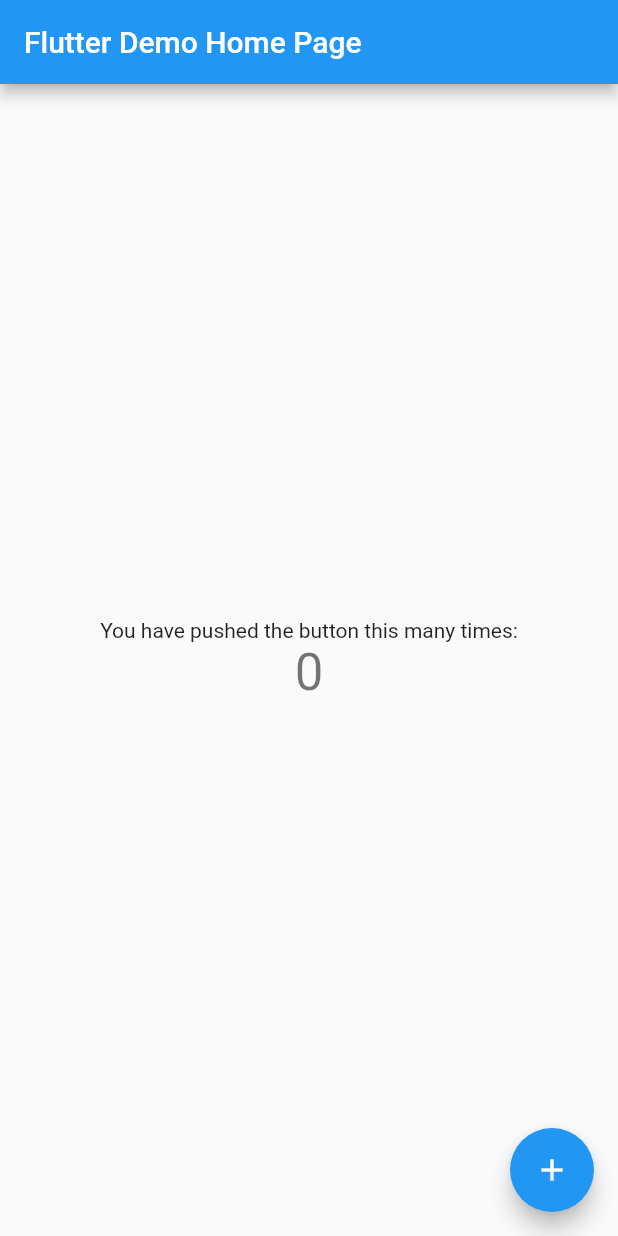
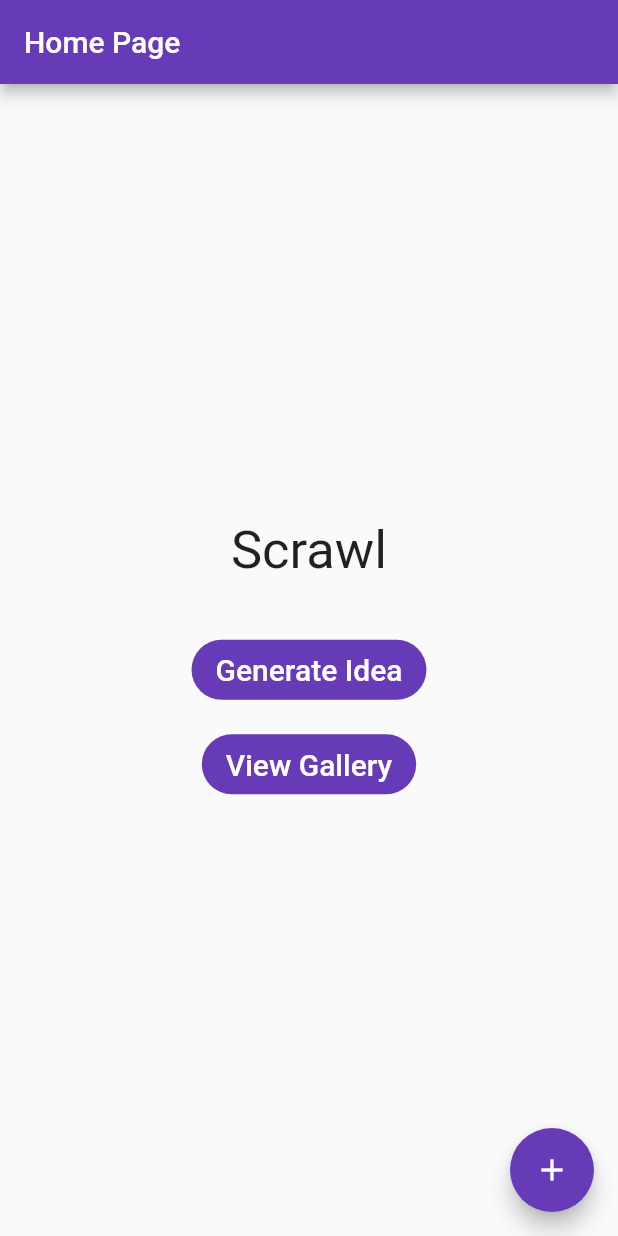
Before and after one commit to janistagit/Scrawl, a Flutter app: the screen it shows after launch, on a phone screen of 412 x 824 dp. Run offline on Flutter 3.47's test engine with Material 2 defaults, Android fonts, the phone set to English and light mode, and no system bars.

Commit message:
Design basic home page

```diff
--- a/lib/main.dart
+++ b/lib/main.dart
@@ -22,9 +22,9 @@
         // or simply save your changes to "hot reload" in a Flutter IDE).
         // Notice that the counter didn't reset back to zero; the application
         // is not restarted.
-        primarySwatch: Colors.blue,
+        primarySwatch: Colors.deepPurple,
       ),
-      home: const MyHomePage(title: 'Flutter Demo Home Page'),
+      home: const MyHomePage(title: 'Home Page'),
     );
   }
 }
@@ -96,11 +96,32 @@
           mainAxisAlignment: MainAxisAlignment.center,
           children: <Widget>[
             const Text(
-              'You have pushed the button this many times:',
+              'Scrawl',
+              style: TextStyle(
+                fontSize: 35.0, // insert your font size here
+              ),
             ),
-            Text(
+            /*Text(
               '$_counter',
               style: Theme.of(context).textTheme.headlineMedium,
+            ),*/
+            const SizedBox(height: 35),
+            FilledButton(
+              onPressed: () {},
+              child: const Text('Generate Idea',
+                style: TextStyle(
+                fontSize: 20.0, // insert your font size here
+                ),
+              ),
+            ),
+            const SizedBox(height: 15),
+            FilledButton(
+              onPressed: () {},
+              child: const Text('View Gallery',
+                style: TextStyle(
+                  fontSize: 20.0, // insert your font size here
+                ),
+              ),
             ),
           ],
         ),
```
